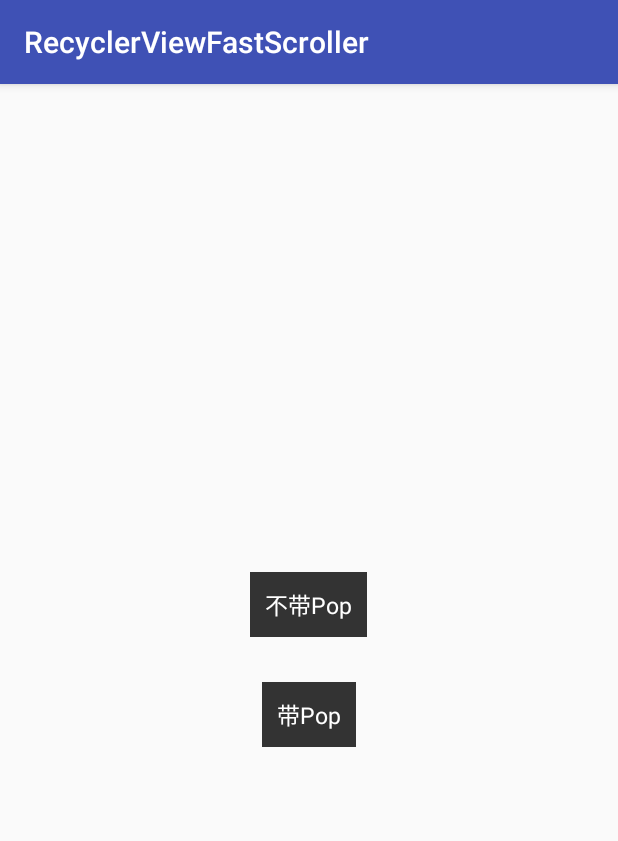
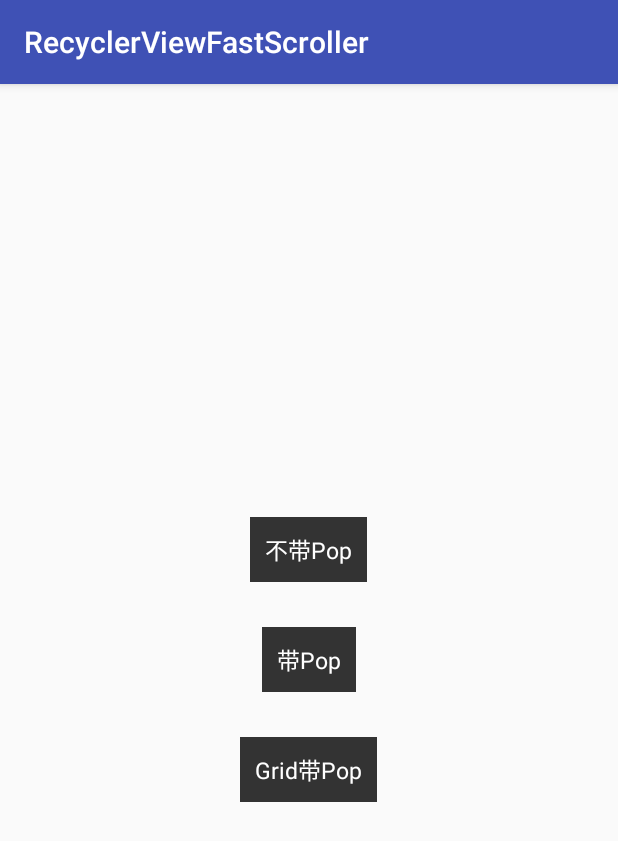
Before and after one commit to sun804336516/RecyclerViewFastScroller, an Android app: the screen it shows after launch (MainActivity), on a phone screen of 412 x 824 dp. Shown: the top 841 px of the screen. Run offline under Robolectric (Android 15) with nearby library versions, the phone set to English and light mode, and no system bars.

Commit message:
添加竖直方向的Pop

```diff
--- a/app/src/main/AndroidManifest.xml
+++ b/app/src/main/AndroidManifest.xml
@@ -19,6 +19,8 @@
         </activity>
         <activity android:name=".FastScrollerActivity2">
         </activity>
+        <activity android:name=".FastScrollerActivity3">
+        </activity>
     </application>
 
 </manifest>
--- a/app/src/main/java/com/sxw/recyclerview_fastscroller/MainActivity.java
+++ b/app/src/main/java/com/sxw/recyclerview_fastscroller/MainActivity.java
@@ -21,6 +21,9 @@ public class MainActivity extends AppCompatActivity {
             case R.id.withPopTextvIew:
                 startActivity(new Intent(this, FastScrollerActivity2.class));
                 break;
+            case R.id.GridwithPopTextvIew:
+                startActivity(new Intent(this, FastScrollerActivity3.class));
+                break;
         }
     }
 }
--- a/app/src/main/java/com/sxw/recyclerview_fastscroller/fast_scroller/FastScrollRecyclerView.java
+++ b/app/src/main/java/com/sxw/recyclerview_fastscroller/fast_scroller/FastScrollRecyclerView.java
@@ -4,6 +4,7 @@ import android.content.Context;
 import android.content.res.TypedArray;
 import android.graphics.drawable.Drawable;
 import android.graphics.drawable.StateListDrawable;
+import android.support.v7.widget.GridLayoutManager;
 import android.support.v7.widget.LinearLayoutManager;
 import android.support.v7.widget.RecyclerView;
 import android.util.AttributeSet;
@@ -79,6 +80,10 @@ public class FastScrollRecyclerView extends RecyclerView {
         setLayoutManager(new LinearLayoutManager(getContext(), LinearLayoutManager.VERTICAL, false));
     }
 
+    public void setVerticalGridLayoutManager(int count) {
+        setLayoutManager(new GridLayoutManager(getContext(), count, LinearLayoutManager.VERTICAL, false));
+    }
+
     public FastScroller getFastScroller() {
         return mFastScroller;
     }
--- a/app/src/main/res/layout/activity_main.xml
+++ b/app/src/main/res/layout/activity_main.xml
@@ -35,7 +35,18 @@
         android:text="带Pop"
         android:textColor="#ffffff"
         android:textSize="15sp"/>
-
+    <TextView
+        android:id="@+id/GridwithPopTextvIew"
+        android:layout_width="wrap_content"
+        android:layout_height="wrap_content"
+        android:layout_gravity="center_horizontal"
+        android:layout_marginTop="30dp"
+        android:background="#333333"
+        android:onClick="onClick"
+        android:padding="10dp"
+        android:text="Grid带Pop"
+        android:textColor="#ffffff"
+        android:textSize="15sp"/>
     <View
         android:layout_width="wrap_content"
         android:layout_height="0dp"
```
Also changed, not shown: app/src/main/java/com/sxw/recyclerview_fastscroller/FastScrollerActivity3.java (added, +37 -0 lines).
